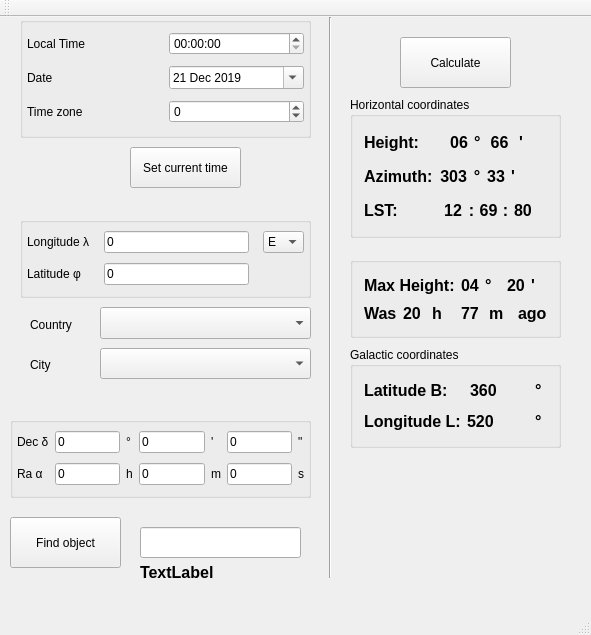
Above: GUI/mainwindow.ui from IamNotProgrammer/Star-height before the change. Below: the same form after it.
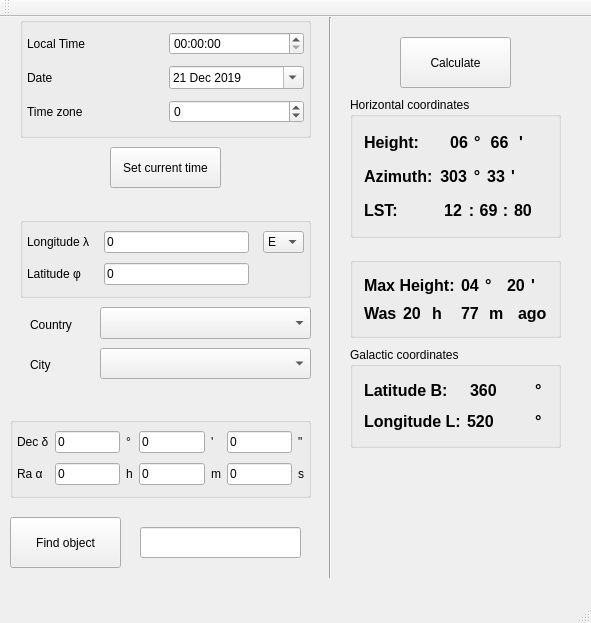
That is the form after the change.

The edit to the form file:
```diff
--- a/GUI/mainwindow.ui
+++ b/GUI/mainwindow.ui
@@ -7,7 +7,7 @@
     <x>0</x>
     <y>0</y>
     <width>591</width>
-    <height>635</height>
+    <height>623</height>
    </rect>
   </property>
   <property name="maximumSize">
@@ -1057,7 +1057,7 @@
    <widget class="QPushButton" name="pushButton_2">
     <property name="geometry">
      <rect>
-      <x>130</x>
+      <x>110</x>
       <y>130</y>
       <width>111</width>
       <height>41</height>
@@ -1090,26 +1090,6 @@
      </rect>
     </property>
    </widget>
-   <widget class="QLabel" name="label_37">
-    <property name="geometry">
-     <rect>
-      <x>140</x>
-      <y>540</y>
-      <width>301</width>
-      <height>31</height>
-     </rect>
-    </property>
-    <property name="font">
-     <font>
-      <pointsize>12</pointsize>
-      <weight>75</weight>
-      <bold>true</bold>
-     </font>
-    </property>
-    <property name="text">
-     <string>TextLabel</string>
-    </property>
-   </widget>
    <widget class="QComboBox" name="comboBox_2">
     <property name="geometry">
      <rect>
```
